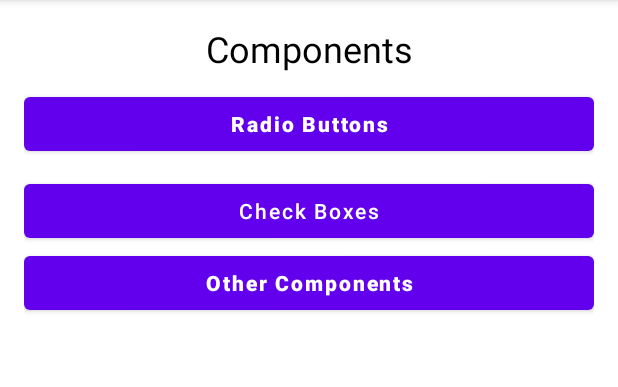
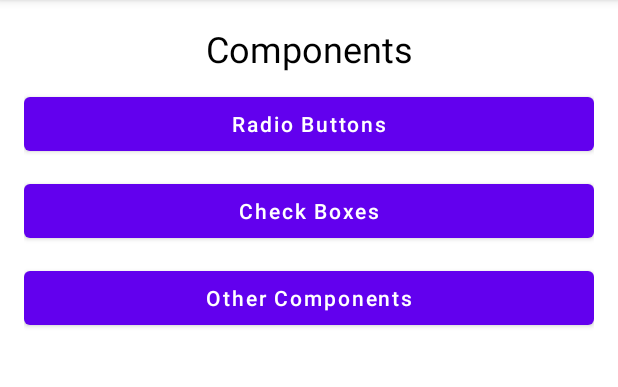
Before and after one commit to omprakash-mopuri-improve10x/Questionnaire, an Android app: the screen it shows after launch (ComponentsActivity), on a phone screen of 412 x 824 dp, the part 84-471 px from its top. Run offline under Robolectric (Android 15) with nearby library versions, the phone set to English and light mode, and no system bars.

Commit message:
change the design

```diff
--- a/app/src/main/java/com/example/questionnaire/CheckBoxActivity.java
+++ b/app/src/main/java/com/example/questionnaire/CheckBoxActivity.java
@@ -30,7 +30,7 @@ public class CheckBoxActivity extends AppCompatActivity {
             } else if (mercuryCb.isChecked() == false && jupiterCb.isChecked() == false && saturnCb.isChecked()  == false &&  sunCb.isChecked() == false && moonCb.isChecked() == false && plutoCb.isChecked() == false) {
                 Toast.makeText(this, "Please select the options", Toast.LENGTH_SHORT).show();
             } else {
-                Toast.makeText(this, "Not Correct", Toast.LENGTH_SHORT).show();
+                Toast.makeText(this, "Wrong", Toast.LENGTH_SHORT).show();
             }
         });
     }
--- a/app/src/main/res/layout/activity_components.xml
+++ b/app/src/main/res/layout/activity_components.xml
@@ -23,8 +23,7 @@
         android:layout_height="wrap_content"
         android:layout_marginTop="10dp"
         android:text="Radio Buttons"
-        android:textAllCaps="false"
-        android:textStyle="bold" />
+        android:textAllCaps="false" />
 
     <Button
         android:id="@+id/check_btn"
@@ -38,8 +37,8 @@
         android:id="@+id/other_components_btn"
         android:layout_width="match_parent"
         android:layout_height="wrap_content"
+        android:layout_marginTop="10dp"
         android:text="Other Components"
-        android:textAllCaps="false"
-        android:textStyle="bold" />
+        android:textAllCaps="false" />
 
 </LinearLayout>
--- a/app/src/main/res/layout/activity_radio.xml
+++ b/app/src/main/res/layout/activity_radio.xml
@@ -14,7 +14,7 @@
         android:layout_height="wrap_content"
         android:text="Please  select the correct answer"
         android:textColor="#000000"
-        android:textSize="24sp" />
+        android:textSize="20sp" />
 
     <TextView
         android:id="@+id/textView3"
@@ -33,12 +33,15 @@
             android:id="@+id/radio_btn10"
             android:layout_width="match_parent"
             android:layout_height="wrap_content"
+            android:cursorVisible="false"
             android:text="10" />
 
         <RadioButton
             android:id="@+id/radio_btn8"
             android:layout_width="match_parent"
             android:layout_height="wrap_content"
+            android:checked="false"
+            android:duplicateParentState="false"
             android:text="8" />
 
         <RadioButton
```
